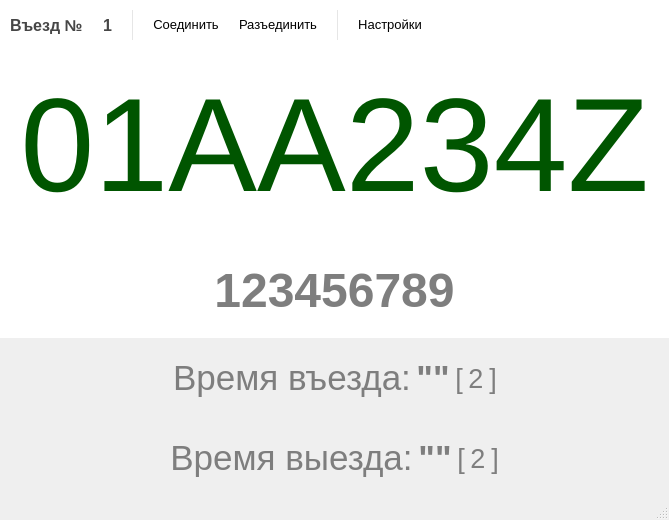
Old version of the form AccessController/MainWindow.ui in the repository Baxulio/ParkingACS.
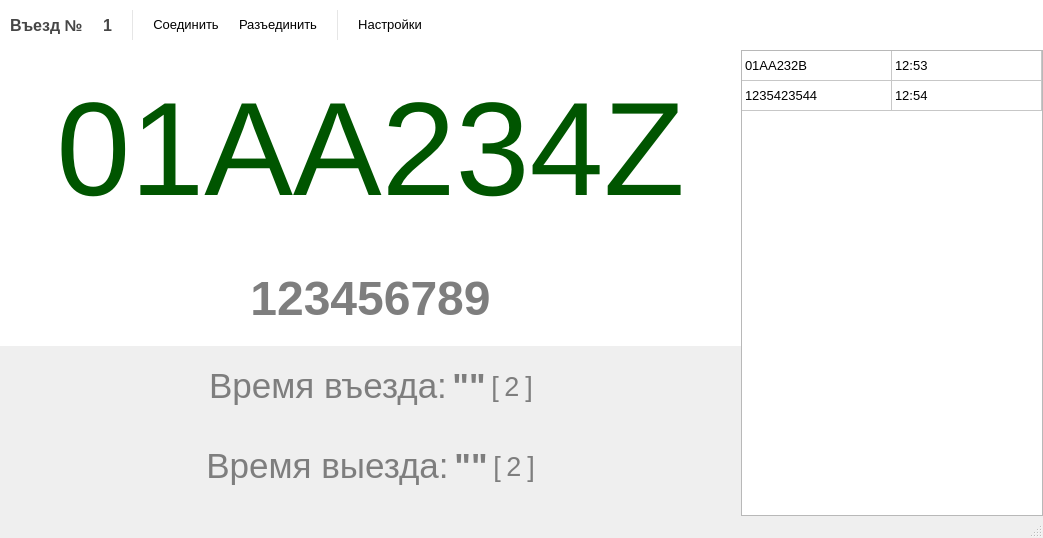
New version of the form. Icons and pictures are not drawn.

Diff of the .ui file:
```diff
--- a/AccessController/MainWindow.ui
+++ b/AccessController/MainWindow.ui
@@ -6,8 +6,8 @@
    <rect>
     <x>0</x>
     <y>0</y>
-    <width>600</width>
-    <height>425</height>
+    <width>1043</width>
+    <height>538</height>
    </rect>
   </property>
   <property name="windowTitle">
@@ -36,7 +36,7 @@
    <bool>true</bool>
   </property>
   <widget class="QWidget" name="centralWidget">
-   <layout class="QVBoxLayout" name="verticalLayout" stretch="0,1,0,0,0">
+   <layout class="QVBoxLayout" name="verticalLayout" stretch="0,0">
     <property name="spacing">
      <number>0</number>
     </property>
@@ -290,6 +290,22 @@
      </widget>
     </item>
     <item>
+     <layout class="QHBoxLayout" name="horizontalLayout_7" stretch="0,1">
+      <property name="spacing">
+       <number>0</number>
+      </property>
+      <property name="rightMargin">
+       <number>0</number>
+      </property>
+      <item>
+       <layout class="QVBoxLayout" name="verticalLayout_2" stretch="1,0,0,0">
+        <property name="spacing">
+         <number>0</number>
+        </property>
+        <property name="bottomMargin">
+         <number>10</number>
+        </property>
+        <item>
      <widget class="QFrame" name="plate_frame_2">
       <property name="styleSheet">
        <string notr="true">background-color: rgb(255, 255, 255);</string>
@@ -399,6 +415,9 @@
          <property name="alignment">
           <set>Qt::AlignCenter</set>
          </property>
+             <property name="wordWrap">
+              <bool>true</bool>
+             </property>
         </widget>
        </item>
       </layout>
@@ -705,6 +724,131 @@
        </item>
       </layout>
      </widget>
+        </item>
+       </layout>
+      </item>
+      <item>
+       <widget class="QTableWidget" name="tableWidget">
+        <property name="enabled">
+         <bool>true</bool>
+        </property>
+        <property name="sizePolicy">
+         <sizepolicy hsizetype="Fixed" vsizetype="Expanding">
+          <horstretch>0</horstretch>
+          <verstretch>0</verstretch>
+         </sizepolicy>
+        </property>
+        <property name="font">
+         <font>
+          <pointsize>10</pointsize>
+         </font>
+        </property>
+        <property name="frameShape">
+         <enum>QFrame::StyledPanel</enum>
+        </property>
+        <property name="frameShadow">
+         <enum>QFrame::Plain</enum>
+        </property>
+        <property name="verticalScrollBarPolicy">
+         <enum>Qt::ScrollBarAlwaysOff</enum>
+        </property>
+        <property name="horizontalScrollBarPolicy">
+         <enum>Qt::ScrollBarAlwaysOff</enum>
+        </property>
+        <property name="sizeAdjustPolicy">
+         <enum>QAbstractScrollArea::AdjustToContents</enum>
+        </property>
+        <property name="tabKeyNavigation">
+         <bool>false</bool>
+        </property>
+        <property name="showDropIndicator" stdset="0">
+         <bool>false</bool>
+        </property>
+        <property name="dragDropOverwriteMode">
+         <bool>false</bool>
+        </property>
+        <property name="alternatingRowColors">
+         <bool>false</bool>
+        </property>
+        <property name="selectionMode">
+         <enum>QAbstractItemView::NoSelection</enum>
+        </property>
+        <property name="selectionBehavior">
+         <enum>QAbstractItemView::SelectRows</enum>
+        </property>
+        <property name="textElideMode">
+         <enum>Qt::ElideNone</enum>
+        </property>
+        <property name="showGrid">
+         <bool>true</bool>
+        </property>
+        <property name="gridStyle">
+         <enum>Qt::SolidLine</enum>
+        </property>
+        <property name="wordWrap">
+         <bool>false</bool>
+        </property>
+        <property name="cornerButtonEnabled">
+         <bool>false</bool>
+        </property>
+        <attribute name="horizontalHeaderVisible">
+         <bool>false</bool>
+        </attribute>
+        <attribute name="horizontalHeaderDefaultSectionSize">
+         <number>150</number>
+        </attribute>
+        <attribute name="horizontalHeaderHighlightSections">
+         <bool>false</bool>
+        </attribute>
+        <attribute name="verticalHeaderVisible">
+         <bool>false</bool>
+        </attribute>
+        <attribute name="verticalHeaderHighlightSections">
+         <bool>false</bool>
+        </attribute>
+        <row>
+         <property name="text">
+          <string>New Row</string>
+         </property>
+        </row>
+        <row>
+         <property name="text">
+          <string>New Row</string>
+         </property>
+        </row>
+        <column>
+         <property name="text">
+          <string>Code</string>
+         </property>
+        </column>
+        <column>
+         <property name="text">
+          <string>Time</string>
+         </property>
+        </column>
+        <item row="0" column="0">
+         <property name="text">
+          <string>01AA232B</string>
+         </property>
+        </item>
+        <item row="0" column="1">
+         <property name="text">
+          <string>12:53</string>
+         </property>
+        </item>
+        <item row="1" column="0">
+         <property name="text">
+          <string>1235423544</string>
+         </property>
+        </item>
+        <item row="1" column="1">
+         <property name="text">
+          <string>12:54</string>
+         </property>
+        </item>
+       </widget>
+      </item>
+     </layout>
     </item>
    </layout>
   </widget>
```
Lines whose indentation alone changed are shown as unchanged.
